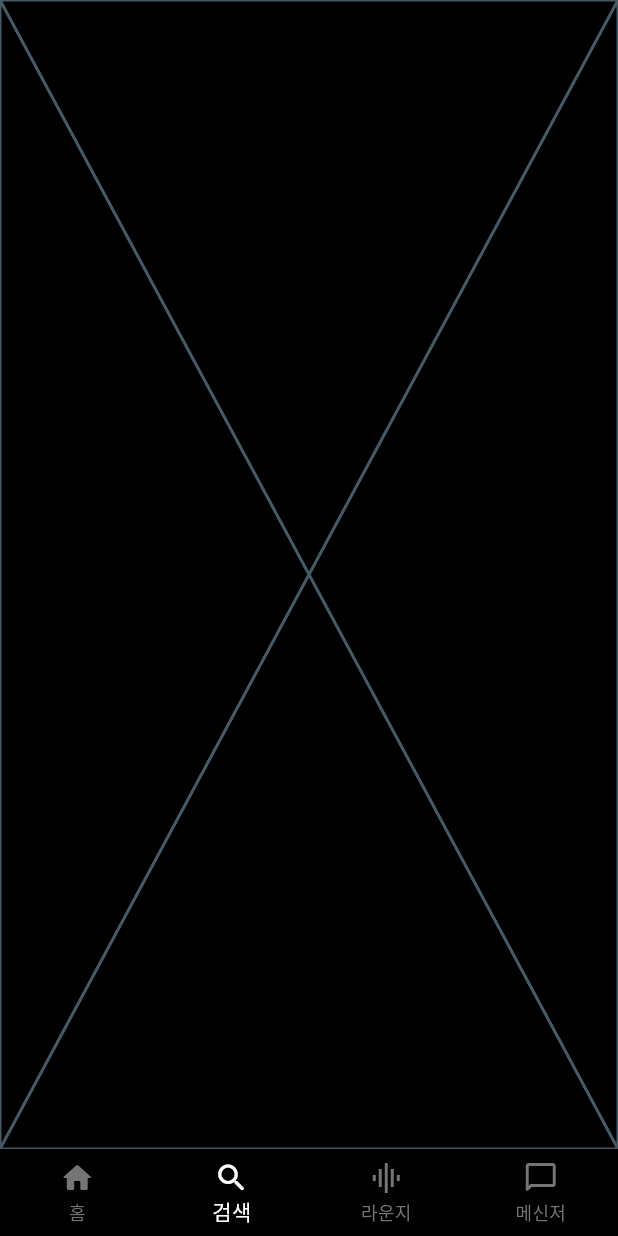
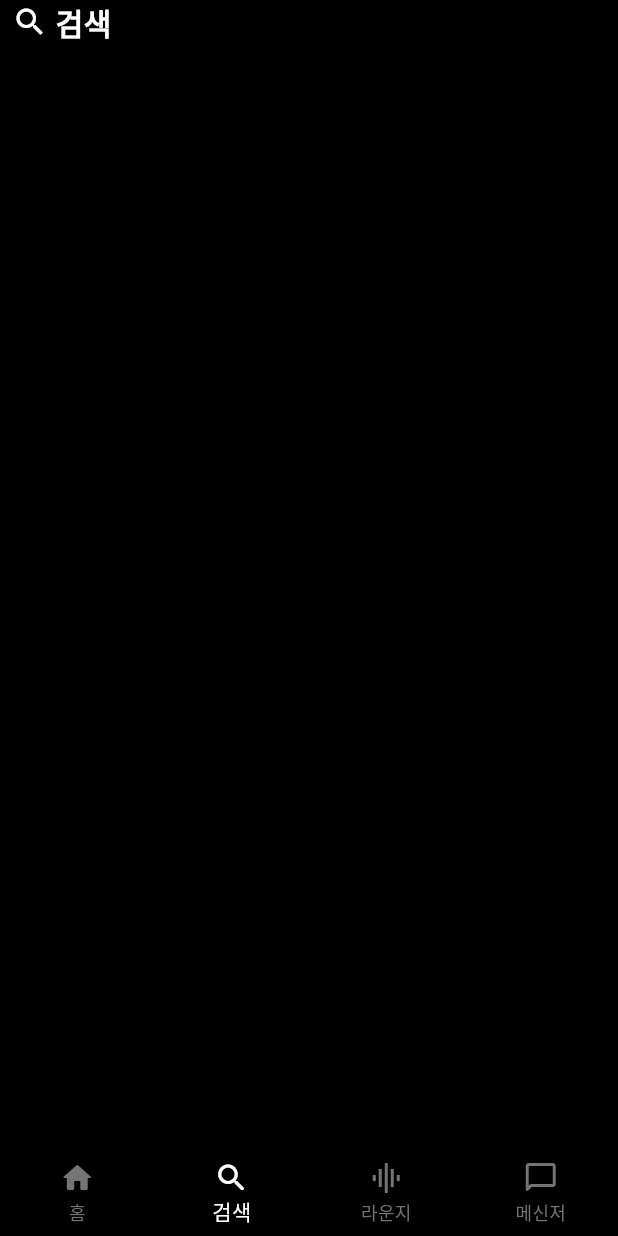
Before and after one commit to Astrum93/Flutter_Music_Is_Life, a Flutter app: the HomeFragment screen opened directly, item 2 of the bottom bar chosen, on a phone screen of 412 x 824 dp. Run offline on Flutter 3.47's test engine with Material 3 defaults, Android fonts, the phone set to English and light mode, and no system bars; our stand-ins replace cloud_firestore, dotted_border, firebase_auth, firebase_core, firebase_messaging, firebase_storage and 3 more; missing offline and left inert: beautiful_soup_dart; accounts and stored records are empty; generated files the repository leaves out were written again; network calls fail.

Commit message:
240312 Search Screen 시작

```diff
--- a/lib/main/tab/search/search_screen.dart
+++ b/lib/main/tab/search/search_screen.dart
@@ -10,6 +10,30 @@ class SearchScreen extends StatefulWidget {
 class _SearchScreenState extends State<SearchScreen> {
   @override
   Widget build(BuildContext context) {
-    return const Placeholder();
+    return const SafeArea(
+      child: Padding(
+        padding: EdgeInsets.symmetric(horizontal: 8),
+        child: Column(
+          children: [
+            Row(
+              children: [
+                Icon(
+                  Icons.search,
+                  color: Colors.white,
+                ),
+                SizedBox(width: 5),
+                Text(
+                  '검색',
+                  style: TextStyle(
+                      color: Colors.white,
+                      fontSize: 20,
+                      fontWeight: FontWeight.bold),
+                ),
+              ],
+            ),
+          ],
+        ),
+      ),
+    );
   }
 }
```
